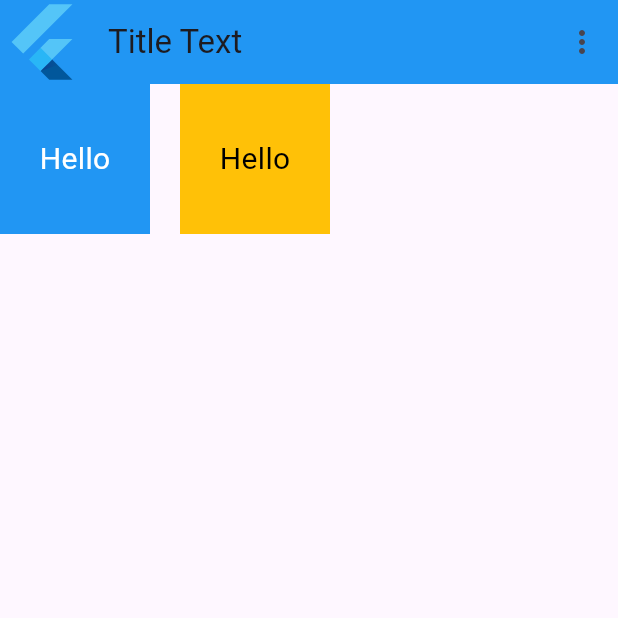
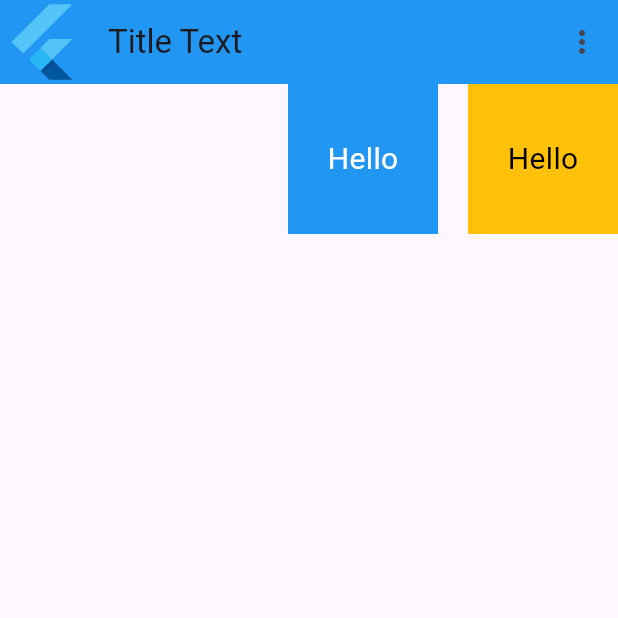
Before and after one commit to abdulahrudisoru/basic_flutter_exercises, a Flutter app: the screen it shows after launch, on a phone screen of 412 x 824 dp, the top half of it. Run offline on Flutter 3.47's test engine with Material 3 defaults, Android fonts, the phone set to English and light mode, and no system bars.

Commit message:
Question 009

```diff
--- a/lib/main.dart
+++ b/lib/main.dart
@@ -5,6 +5,8 @@
 import 'package:basic_flutter_exercises/questions/question_005.dart';
 import 'package:basic_flutter_exercises/questions/question_006.dart';
 import 'package:basic_flutter_exercises/questions/question_007.dart';
+import 'package:basic_flutter_exercises/questions/question_008.dart';
+import 'package:basic_flutter_exercises/questions/question_009.dart';
 import 'package:flutter/material.dart';
 
 void main() {
@@ -22,6 +24,8 @@
     // return Question004();
     // return Question005();
     // return Question006();
-    return Question007();
+    // return Question007();
+    // return Question008();
+    return Question009();
   }
 }
--- /dev/null
+++ b/lib/questions/question_009.dart
@@ -0,0 +1,61 @@
+import 'package:flutter/material.dart';
+
+class Question009 extends StatelessWidget {
+  const Question009({super.key});
+
+  @override
+  Widget build(BuildContext context) {
+    return MaterialApp(
+      debugShowCheckedModeBanner: false,
+      home: Scaffold(
+        appBar: AppBar(
+          backgroundColor: Colors.blue,
+          centerTitle: false,
+          title: Text("Title Text"),
+          leading: FlutterLogo(),
+          actions: [
+            IconButton(
+                onPressed: () {
+                  print("Click");
+                },
+                icon: Icon(Icons.more_vert)),
+          ],
+        ),
+        body: Row(
+          mainAxisAlignment: MainAxisAlignment.end,
+          children: [
+            Container(
+              width: 100,
+              height: 100,
+              decoration: BoxDecoration(
+                color: Colors.blue,
+              ),
+              child: Center(
+                child: Text(
+                  "Hello",
+                  style: TextStyle(fontSize: 20, color: Colors.white),
+                ),
+              ),
+            ),
+            SizedBox(
+              width: 20,
+            ),
+            Container(
+              width: 100,
+              height: 100,
+              decoration: BoxDecoration(
+                color: Colors.amber,
+              ),
+              child: Center(
+                child: Text(
+                  "Hello",
+                  style: TextStyle(fontSize: 20, color: Colors.black),
+                ),
+              ),
+            ),
+          ],
+        ),
+      ),
+    );
+  }
+}
```
Also changed, not shown: lib/questions/question_008.dart (added, +59 -0 lines), lib/questions/question_010.dart (added).
